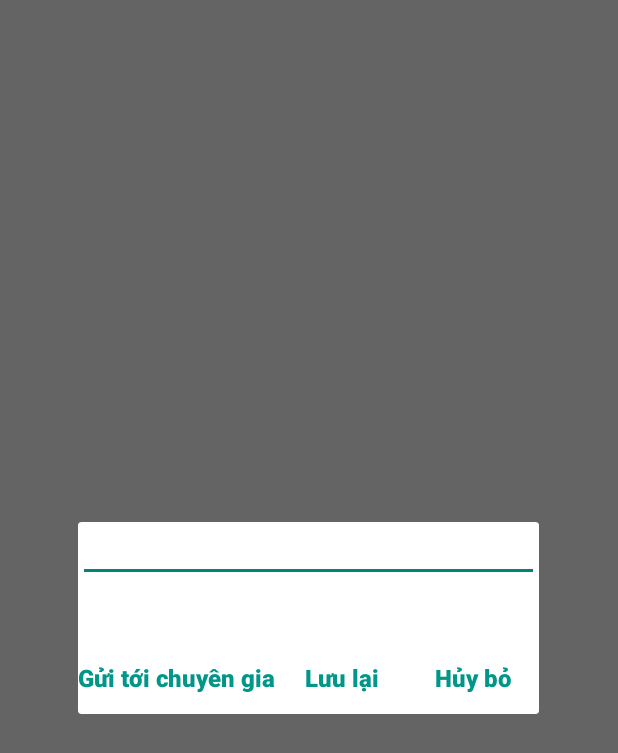
After one commit to trongdung258/socialinnovationcamp, an Android app: the fragment InputDiaryDialogFragment shown on its own in the app's theme, on a phone screen of 412 x 824 dp. The commit adds this screen. Shown: the top 753 px of the screen. Run offline under Robolectric (Android 15) with nearby library versions, the phone set to English and light mode, and no system bars.

Commit message:
Add all fragment and database

```diff
--- a/app/build.gradle
+++ b/app/build.gradle
@@ -27,5 +27,5 @@ dependencies {
     compile 'com.facebook.android:facebook-android-sdk:[4,5)'
     compile 'com.android.support:support-v4:23.4.0'
     compile 'com.jakewharton:butterknife:7.0.1'
-    compile 'com.android.support:recyclerview-v7:23.0.+'
+    compile 'com.android.support:recyclerview-v7:23.4.0'
 }
--- /dev/null
+++ b/app/src/main/java/com/example/yuu/socialinnovationcamp/fragment/InputDiaryDialogFragment.java
@@ -0,0 +1,104 @@
+package com.example.yuu.socialinnovationcamp.fragment;
+
+
+import android.app.Dialog;
+import android.os.Bundle;
+import android.support.annotation.NonNull;
+import android.support.v4.app.DialogFragment;
+import android.support.v4.app.Fragment;
+import android.text.format.DateFormat;
+import android.view.LayoutInflater;
+import android.view.View;
+import android.view.ViewGroup;
+import android.widget.Button;
+import android.widget.EditText;
+import android.widget.TextView;
+
+import com.example.yuu.socialinnovationcamp.Adapter.ListDiaryAdapter;
+import com.example.yuu.socialinnovationcamp.DataBase.DiaryDataBaseHelper;
+import com.example.yuu.socialinnovationcamp.Model.Diary;
+import com.example.yuu.socialinnovationcamp.R;
+
+import java.sql.Time;
+import java.text.SimpleDateFormat;
+import java.util.Calendar;
+import java.util.Date;
+import java.util.TimeZone;
+
+/**
+ * A simple {@link Fragment} subclass.
+ */
+public class InputDiaryDialogFragment extends DialogFragment implements View.OnClickListener {
+    private EditText edtContent;
+    private Button btnSend;
+    private Button btnSave;
+    private Button btnCancel;
+    private DiaryDataBaseHelper diaryDataBaseHelper;
+
+    public InputDiaryDialogFragment() {
+        // Required empty public constructor
+    }
+
+
+    @Override
+    public View onCreateView(LayoutInflater inflater, ViewGroup container,
+                             Bundle savedInstanceState) {
+        // Inflate the layout for this fragment
+        View view = inflater.inflate(R.layout.fragment_input_diary_dialog, container, false);
+        init(view);
+        return view;
+    }
+
+    @NonNull
+    @Override
+    public Dialog onCreateDialog(Bundle savedInstanceState) {
+        return super.onCreateDialog(savedInstanceState);
+    }
+
+    private void init(View view) {
+        edtContent = (EditText) view.findViewById(R.id.edt_input_content);
+        btnSend = (Button) view.findViewById(R.id.btn_send);
+        btnSave = (Button) view.findViewById(R.id.btn_save);
+        btnCancel = (Button) view.findViewById(R.id.btn_cancel);
+        btnSend.setOnClickListener(this);
+        btnSave.setOnClickListener(this);
+        btnCancel.setOnClickListener(this);
+        diaryDataBaseHelper = new DiaryDataBaseHelper(getActivity(), DiaryDataBaseHelper.DB_NAME,
+                null, DiaryDataBaseHelper.DATABASE_VERSION);
+    }
+
+    @Override
+    public void onClick(View v) {
+        switch (v.getId()) {
+            case R.id.btn_send:
+                clickSend();
+                break;
+            case R.id.btn_save:
+                clickSave();
+                break;
+            case R.id.btn_cancel:
+                clickCancel();
+                break;
+        }
+    }
+
+    private void clickSend() {
+        clickSave();
+        dismiss();
+    }
+
+    private void clickSave() {
+        String content = edtContent.getText().toString();
+        Calendar cal = Calendar.getInstance(TimeZone.getTimeZone("GMT+1:00"));
+        Date currentLocalTime = cal.getTime();
+        DateFormat date = new DateFormat();
+        cal.setTimeZone(TimeZone.getTimeZone("GMT+7:00"));
+        String curentTime = (String) date.format("dd/MM/yyyy",currentLocalTime);
+        diaryDataBaseHelper.addDiary(new Diary(content,curentTime));
+        dismiss();
+    }
+
+    private void clickCancel() {
+        dismiss();
+    }
+}
--- /dev/null
+++ b/app/src/main/res/drawable/btn_blank.xml
@@ -0,0 +1,3 @@
+<?xml version="1.0" encoding="utf-8"?>
+<selector xmlns:android="http://schemas.android.com/apk/res/android">
+</selector>
--- /dev/null
+++ b/app/src/main/res/drawable/icon_book_in_diary_list.xml
@@ -0,0 +1,5 @@
+<vector android:height="24dp" android:viewportHeight="400.0"
+    android:viewportWidth="400.0" android:width="24dp" xmlns:android="http://schemas.android.com/apk/res/android">
+    <path android:fillColor="#1fb6ff" android:pathData="M347.8,335.7c0,18.9 -12.3,35 -29.4,40.7V246.7h-19.3c-25.4,0 -46.1,-20.7 -46.1,-46.1c0,-25.4 20.7,-46.1 46.1,-46.1h19.3V23.6c17,5.7 29.4,21.8 29.4,40.7v90.3h21.4V64.3c0,-35.5 -28.8,-64.3 -64.3,-64.3H95.1c-35.5,0 -64.3,28.8 -64.3,64.3v271.5c0,35.5 28.8,64.3 64.3,64.3h209.8c35.5,0 64.3,-28.8 64.3,-64.3v-89.1h-21.4V335.7z"/>
+    <path android:fillColor="#1fb6ff" android:pathData="M366,171.4h-62.4c-10.2,0 -19.2,5.3 -24.4,13.3c8,0.8 14.3,7.6 14.3,15.9c0,8.2 -6.2,15 -14.2,15.9c5.2,7.9 14.2,13.2 24.3,13.2h62.4c1.8,0 3.2,-1.4 3.2,-3.2V174.6C369.2,172.9 367.7,171.4 366,171.4z"/>
+</vector>
--- /dev/null
+++ b/app/src/main/res/layout/fragment_input_diary_dialog.xml
@@ -0,0 +1,50 @@
+<LinearLayout xmlns:android="http://schemas.android.com/apk/res/android"
+    xmlns:tools="http://schemas.android.com/tools"
+    android:layout_width="match_parent"
+    android:layout_height="match_parent"
+    android:orientation="vertical"
+    tools:context="com.example.yuu.socialinnovationcamp.fragment.InputDiaryDialogFragment">
+
+    <EditText
+        android:layout_width="match_parent"
+        android:layout_height="wrap_content"
+        android:textColor="@color/colorTeal"
+        android:textSize="14sp"
+        android:id="@+id/edt_input_content"/>
+    <LinearLayout
+        android:layout_width="match_parent"
+        android:layout_height="wrap_content"
+        android:orientation="horizontal"
+        android:layout_marginTop="40dp">
+        <Button
+            android:layout_width="wrap_content"
+            android:layout_height="wrap_content"
+            android:textColor="@color/colorTeal"
+            android:textSize="16sp"
+            android:textStyle="bold"
+            android:textAllCaps="false"
+            android:background="@drawable/btn_blank"
+            android:text="Gửi tới chuyên gia"
+            android:id="@+id/btn_send"/>
+        <Button
+            android:layout_width="wrap_content"
+            android:layout_height="wrap_content"
+            android:textColor="@color/colorTeal"
+            android:textSize="16sp"
+            android:textStyle="bold"
+            android:textAllCaps="false"
+            android:text="Lưu lại"
+            android:background="@drawable/btn_blank"
+            android:id="@+id/btn_save"/>
+        <Button
+            android:layout_width="wrap_content"
+            android:layout_height="wrap_content"
+            android:textColor="@color/colorTeal"
+            android:textSize="16sp"
+            android:textStyle="bold"
+            android:textAllCaps="false"
+            android:background="@drawable/btn_blank"
+            android:text="Hủy bỏ"
+            android:id="@+id/btn_cancel"/>
+    </LinearLayout>
+</LinearLayout>
--- a/app/src/main/res/layout/fragment_profile.xml
+++ b/app/src/main/res/layout/fragment_profile.xml
@@ -2,7 +2,7 @@
     xmlns:tools="http://schemas.android.com/tools"
     android:layout_width="match_parent"
     android:layout_height="match_parent"
-    tools:context="layout.ProfileFragment">
+    tools:context=".fragment.ProfileFragment">
 
     <ScrollView
         android:layout_width="match_parent"
--- a/app/src/main/res/values/strings.xml
+++ b/app/src/main/res/values/strings.xml
@@ -26,6 +26,7 @@
 
     <!-- TODO: Remove or change this placeholder text -->
     <string name="hello_blank_fragment">Hello blank fragment</string>
+    <string name="string_title_input_dialog_fragment">Hãy viết đôi điều về cảm nhận của bản thân bạn lúc này !</string>
 
     <string-array name="sliding_tab_items">
         <item>Category</item>
```
Also changed, not shown: app/src/main/java/com/example/yuu/socialinnovationcamp/Adapter/ListDiaryAdapter.java (added, +74 -0 lines), app/src/main/java/com/example/yuu/socialinnovationcamp/DataBase/DiaryDataBaseHelper.java (added, +99 -0 lines), app/src/main/java/com/example/yuu/socialinnovationcamp/Model/Diary.java (added, +22 -0 lines), app/src/main/java/com/example/yuu/socialinnovationcamp/fragment/BaseFragment.java (added, +21 -0 lines), app/src/main/java/com/example/yuu/socialinnovationcamp/fragment/DiaryDialogFragment.java (added, +60 -0 lines), app/src/main/java/com/example/yuu/socialinnovationcamp/fragment/ProfileFragment.java (renamed from app/src/main/java/layout/ProfileFragment.java, +36 -1 lines), app/src/main/java/com/example/yuu/socialinnovationcamp/fragment/RatingFeelingFragment.java (added, +74 -0 lines), app/src/main/java/com/example/yuu/socialinnovationcamp/fragment/ScreenManager.java (added, +37 -0 lines), app/src/main/java/com/example/yuu/socialinnovationcamp/fragment/SurveyFragment.java (added, +30 -0 lines), app/src/main/res/layout/fragment_diary_dialog.xml (added, +16 -0 lines), app/src/main/res/layout/fragment_rating_feeling.xml (added, +28 -0 lines), app/src/main/res/layout/fragment_survey.xml (added, +13 -0 lines), app/src/main/res/layout/item_in_list_diary.xml (added, +18 -0 lines).
